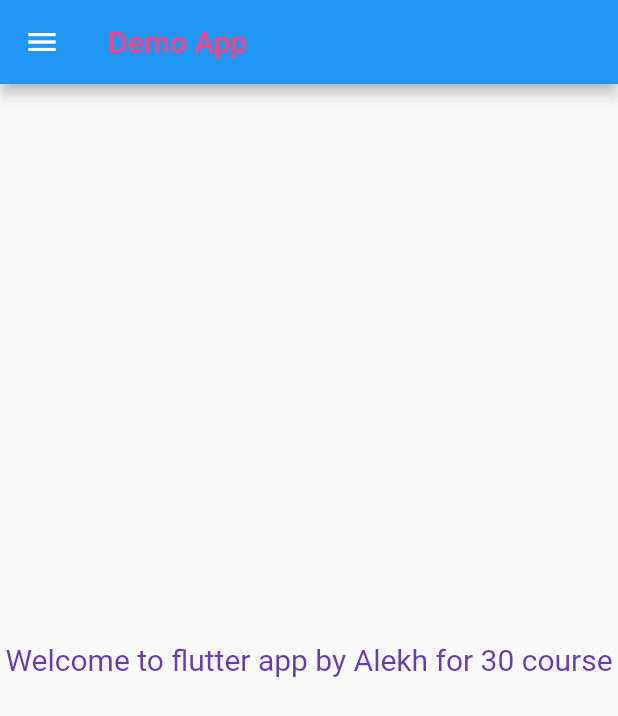
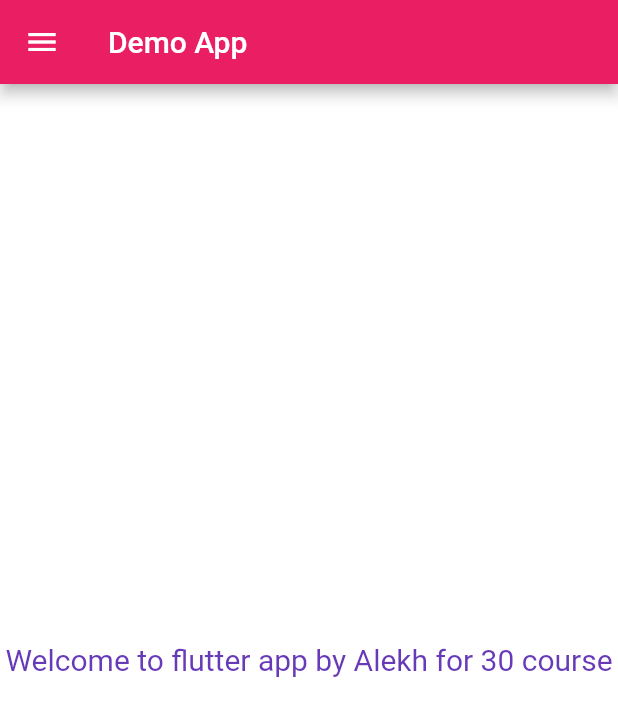
Before and after one commit to alekhbhainsa/flutter_application_6, a Flutter app: the screen it shows after launch, on a phone screen of 412 x 824 dp. Shown: the top 716 px of the screen. Run offline on Flutter 3.47's test engine with Material 2 defaults, Android fonts, the phone set to English and light mode, and no system bars.

Commit message:
day3 completed

```diff
--- a/lib/main.dart
+++ b/lib/main.dart
@@ -1,6 +1,6 @@
 import 'package:flutter/material.dart';
-
-import 'home.dart';
+import 'package:flutter_application_6/pages/login_page.dart';
+import 'pages/home.dart';
 
 void main() {
   runApp(MyApp());
@@ -10,7 +10,21 @@ class MyApp extends StatelessWidget {
   @override
   Widget build(BuildContext context) {
     return MaterialApp(
-      home: HomePage(),
+      themeMode: ThemeMode.dark,
+      darkTheme: ThemeData(
+        brightness: Brightness.light,
+        primarySwatch: Colors.pink,
+        scaffoldBackgroundColor: Colors.white,
+        textTheme: TextTheme(
+          bodyText1: TextStyle(color: Colors.black),
+        ),
+      ),
+      initialRoute: '/home',
+      routes: {
+        '/': (context) => LoginPage(),
+        '/home': (context) => HomePage(),
+        '/login': (context) => LoginPage(),
+      },
     );
   }
 }
--- a/lib/home.dart
+++ b/lib/pages/home.dart
@@ -11,7 +11,7 @@ class HomePage extends StatelessWidget {
       appBar: AppBar(
         title: Text(
           "Demo App",
-          style: TextStyle(color: Colors.pinkAccent),
+          style: TextStyle(color: Colors.white),
         ),
       ),
       body: Center(
@@ -34,3 +34,4 @@ class HomePage extends StatelessWidget {
     );
   }
 }
+// TODO Implement this library.
```
Also changed, not shown: lib/pages/login_page.dart (added, +21 -0 lines), 1 other file.
